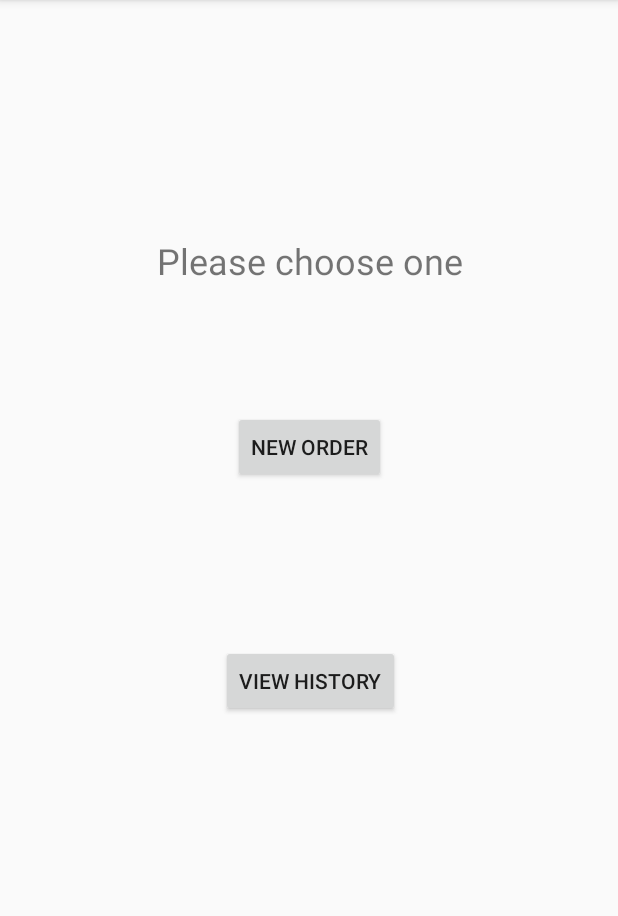
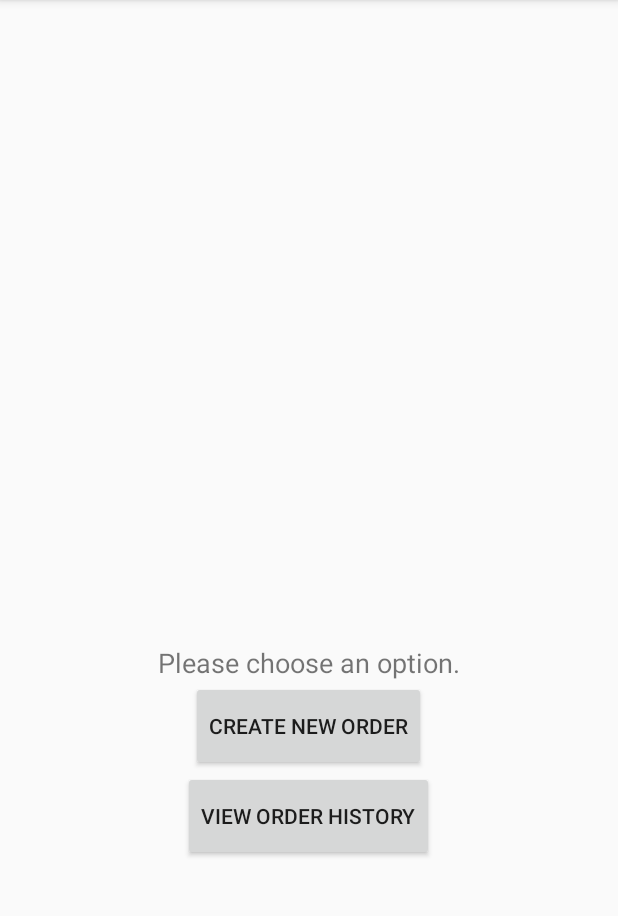
Before and after one commit to muzhdahussain/FoodMEmirror, an Android app: the CustOptions screen opened directly, with no data from a screen before it, on a phone screen of 412 x 824 dp, the part 84-1000 px from its top. Run offline under Robolectric (Android 15) with nearby library versions, the phone set to English and light mode, and no system bars.

Commit message:
- Altered design of customer options menu slightly - Removed unused boolean variables from CustomerSelection

```diff
--- a/app/src/main/java/app/foodme/CustomerSelection.java
+++ b/app/src/main/java/app/foodme/CustomerSelection.java
@@ -8,8 +8,6 @@ public class CustomerSelection {
     String campusID;
     String vendorID;
     String menuID;
-    boolean history;
-    boolean newOrder;
 
     CustomerSelection(){
         this.campusID = "";
@@ -46,15 +44,4 @@ public class CustomerSelection {
 
         this.menuID = TempName;
     }
-
-    public void viewHistory() {
-
-        this.history= true;
-        this.newOrder= false;
-    }
-    public void placeNewOrder() {
-
-        this.history= false;
-        this.newOrder= true;
-    }
 }
--- a/app/src/main/res/layout/activity_cust_options.xml
+++ b/app/src/main/res/layout/activity_cust_options.xml
@@ -1,5 +1,5 @@
 <?xml version="1.0" encoding="utf-8"?>
-<android.support.constraint.ConstraintLayout xmlns:android="http://schemas.android.com/apk/res/android"
+<RelativeLayout xmlns:android="http://schemas.android.com/apk/res/android"
     xmlns:app="http://schemas.android.com/apk/res-auto"
     xmlns:tools="http://schemas.android.com/tools"
     android:layout_width="match_parent"
@@ -10,53 +10,33 @@
     <Button
         android:id="@+id/bttn_customerHistory"
         android:layout_width="wrap_content"
-        android:layout_height="wrap_content"
+        android:layout_height="60dp"
+        android:layout_alignParentBottom="true"
         android:layout_centerHorizontal="true"
-        android:layout_centerVertical="true"
-        android:layout_marginBottom="7dp"
-        android:layout_marginEnd="132dp"
-        android:layout_marginStart="133dp"
-        android:layout_marginTop="54dp"
-        android:text="View History"
-        app:layout_constraintBottom_toTopOf="@+id/textView"
-        app:layout_constraintEnd_toEndOf="parent"
-        app:layout_constraintStart_toStartOf="parent"
-        app:layout_constraintTop_toBottomOf="@+id/bttn_newOrder" />
+        android:layout_marginBottom="194dp"
+        android:text="View Order History" />
 
     <Button
         android:id="@+id/bttn_newOrder"
         android:layout_width="wrap_content"
-        android:layout_height="wrap_content"
-        android:layout_below="@+id/bttn_customerHistory"
+        android:layout_height="60dp"
+
         android:layout_centerHorizontal="true"
-        android:layout_marginBottom="54dp"
-        android:layout_marginEnd="141dp"
-        android:layout_marginStart="142dp"
-        android:layout_marginTop="42dp"
+        android:layout_above="@+id/bttn_customerHistory"
         android:onClick="openCustomerMenu"
-        android:text="New Order"
-        app:layout_constraintBottom_toTopOf="@+id/bttn_customerHistory"
-        app:layout_constraintEnd_toEndOf="parent"
-        app:layout_constraintStart_toStartOf="parent"
-        app:layout_constraintTop_toBottomOf="@+id/textView" />
+        android:text="Create New Order" />
 
     <TextView
         android:id="@+id/textView"
         android:layout_width="wrap_content"
         android:layout_height="wrap_content"
         android:layout_above="@+id/bttn_newOrder"
+
         android:layout_centerHorizontal="true"
-        android:layout_marginBottom="42dp"
-        android:layout_marginEnd="92dp"
-        android:layout_marginStart="93dp"
-        android:layout_marginTop="157dp"
-        android:text="Please choose one"
+        android:layout_marginTop="133dp"
+        android:text="Please choose an option."
         android:textAlignment="center"
-        android:textSize="24sp"
-        app:layout_constraintBottom_toTopOf="@+id/bttn_newOrder"
-        app:layout_constraintEnd_toEndOf="parent"
-        app:layout_constraintStart_toStartOf="parent"
-        app:layout_constraintTop_toTopOf="parent" />
+        android:textSize="18sp" />
 
 
-</android.support.constraint.ConstraintLayout>
+</RelativeLayout>
```
